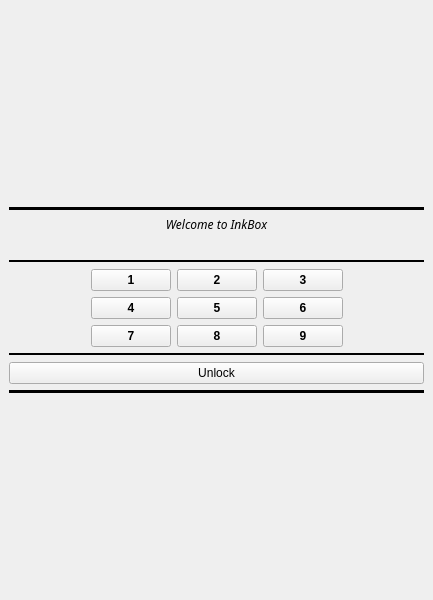
Old version of the form lockscreen.ui in the repository Kobo-InkBox/lockscreen.
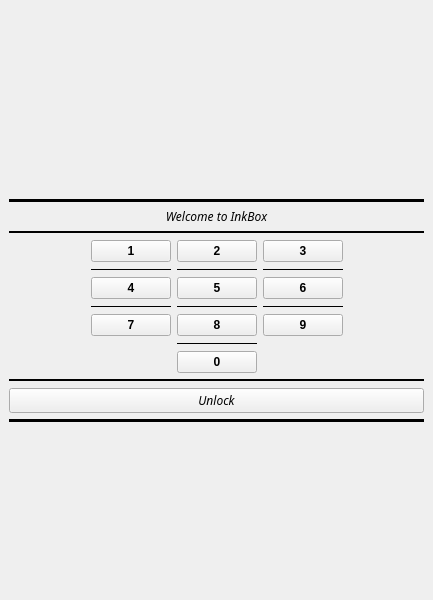
New version of the form.

Diff of the .ui file:
```diff
--- a/lockscreen.ui
+++ b/lockscreen.ui
@@ -17,7 +17,61 @@
    <layout class="QVBoxLayout" name="verticalLayout">
     <item>
      <layout class="QGridLayout" name="gridLayout">
+      <item row="8" column="1">
+       <widget class="QPushButton" name="unlockBtn">
+        <property name="font">
+         <font>
+          <family>Chivo</family>
+          <weight>50</weight>
+          <italic>true</italic>
+          <bold>false</bold>
+         </font>
+        </property>
+        <property name="text">
+         <string>Unlock</string>
+        </property>
+       </widget>
+      </item>
       <item row="9" column="1">
+       <widget class="Line" name="line_4">
+        <property name="frameShadow">
+         <enum>QFrame::Plain</enum>
+        </property>
+        <property name="lineWidth">
+         <number>4</number>
+        </property>
+        <property name="orientation">
+         <enum>Qt::Horizontal</enum>
+        </property>
+       </widget>
+      </item>
+      <item row="7" column="1">
+       <widget class="Line" name="line_2">
+        <property name="frameShadow">
+         <enum>QFrame::Plain</enum>
+        </property>
+        <property name="lineWidth">
+         <number>2</number>
+        </property>
+        <property name="orientation">
+         <enum>Qt::Horizontal</enum>
+        </property>
+       </widget>
+      </item>
+      <item row="0" column="1">
+       <spacer name="verticalSpacer">
+        <property name="orientation">
+         <enum>Qt::Vertical</enum>
+        </property>
+        <property name="sizeHint" stdset="0">
+         <size>
+          <width>20</width>
+          <height>40</height>
+         </size>
+        </property>
+       </spacer>
+      </item>
+      <item row="10" column="1">
        <spacer name="verticalSpacer_2">
         <property name="orientation">
          <enum>Qt::Vertical</enum>
@@ -30,20 +84,7 @@
         </property>
        </spacer>
       </item>
-      <item row="4" column="1">
-       <widget class="Line" name="line">
-        <property name="frameShadow">
-         <enum>QFrame::Plain</enum>
-        </property>
-        <property name="lineWidth">
-         <number>2</number>
-        </property>
-        <property name="orientation">
-         <enum>Qt::Horizontal</enum>
-        </property>
-       </widget>
-      </item>
-      <item row="2" column="1">
+      <item row="3" column="1">
        <widget class="QLabel" name="welcomeLabel">
         <property name="font">
          <font>
@@ -61,24 +102,33 @@
         </property>
        </widget>
       </item>
-      <item row="3" column="1">
-       <widget class="QLabel" name="timeLabel">
-        <property name="font">
-         <font>
-          <family>Inter</family>
-          <weight>75</weight>
-          <bold>true</bold>
-         </font>
-        </property>
-        <property name="text">
-         <string/>
-        </property>
-        <property name="alignment">
-         <set>Qt::AlignCenter</set>
-        </property>
-       </widget>
-      </item>
       <item row="5" column="1">
+       <widget class="Line" name="line">
+        <property name="frameShadow">
+         <enum>QFrame::Plain</enum>
+        </property>
+        <property name="lineWidth">
+         <number>2</number>
+        </property>
+        <property name="orientation">
+         <enum>Qt::Horizontal</enum>
+        </property>
+       </widget>
+      </item>
+      <item row="2" column="1">
+       <widget class="Line" name="line_3">
+        <property name="frameShadow">
+         <enum>QFrame::Plain</enum>
+        </property>
+        <property name="lineWidth">
+         <number>4</number>
+        </property>
+        <property name="orientation">
+         <enum>Qt::Horizontal</enum>
+        </property>
+       </widget>
+      </item>
+      <item row="6" column="1">
        <layout class="QGridLayout" name="gridLayout_3">
         <property name="bottomMargin">
          <number>0</number>
@@ -127,8 +177,8 @@
             </property>
            </widget>
           </item>
-          <item row="2" column="0">
-           <widget class="QPushButton" name="b7">
+          <item row="6" column="1">
+           <widget class="QPushButton" name="b0">
             <property name="font">
              <font>
               <weight>75</weight>
@@ -136,11 +186,11 @@
              </font>
             </property>
             <property name="text">
-             <string>7</string>
+             <string>0</string>
             </property>
            </widget>
           </item>
-          <item row="2" column="2">
+          <item row="4" column="2">
            <widget class="QPushButton" name="b9">
             <property name="font">
              <font>
@@ -166,19 +216,6 @@
             </property>
            </widget>
           </item>
-          <item row="1" column="1">
-           <widget class="QPushButton" name="b5">
-            <property name="font">
-             <font>
-              <weight>75</weight>
-              <bold>true</bold>
-             </font>
-            </property>
-            <property name="text">
-             <string>5</string>
-            </property>
-           </widget>
-          </item>
           <item row="0" column="2">
            <widget class="QPushButton" name="b3">
             <property name="font">
@@ -192,7 +229,20 @@
             </property>
            </widget>
           </item>
-          <item row="1" column="2">
+          <item row="4" column="0">
+           <widget class="QPushButton" name="b7">
+            <property name="font">
+             <font>
+              <weight>75</weight>
+              <bold>true</bold>
+             </font>
+            </property>
+            <property name="text">
+             <string>7</string>
+            </property>
+           </widget>
+          </item>
+          <item row="2" column="2">
            <widget class="QPushButton" name="b6">
             <property name="font">
              <font>
@@ -205,20 +255,17 @@
             </property>
            </widget>
           </item>
-          <item row="2" column="1">
-           <widget class="QPushButton" name="b8">
-            <property name="font">
-             <font>
-              <weight>75</weight>
-              <bold>true</bold>
-             </font>
-            </property>
-            <property name="text">
-             <string>8</string>
-            </property>
-           </widget>
-          </item>
           <item row="1" column="0">
+           <widget class="Line" name="line_5">
+            <property name="frameShadow">
+             <enum>QFrame::Plain</enum>
+            </property>
+            <property name="orientation">
+             <enum>Qt::Horizontal</enum>
+            </property>
+           </widget>
+          </item>
+          <item row="2" column="0">
            <widget class="QPushButton" name="b4">
             <property name="font">
              <font>
@@ -231,66 +278,110 @@
             </property>
            </widget>
           </item>
+          <item row="3" column="0">
+           <widget class="Line" name="line_6">
+            <property name="frameShadow">
+             <enum>QFrame::Plain</enum>
+            </property>
+            <property name="orientation">
+             <enum>Qt::Horizontal</enum>
+            </property>
+           </widget>
+          </item>
+          <item row="1" column="2">
+           <widget class="Line" name="line_9">
+            <property name="frameShadow">
+             <enum>QFrame::Plain</enum>
+            </property>
+            <property name="orientation">
+             <enum>Qt::Horizontal</enum>
+            </property>
+           </widget>
+          </item>
+          <item row="4" column="1">
+           <widget class="QPushButton" name="b8">
+            <property name="font">
+             <font>
+              <weight>75</weight>
+              <bold>true</bold>
+             </font>
+            </property>
+            <property name="text">
+             <string>8</string>
+            </property>
+           </widget>
+          </item>
+          <item row="3" column="2">
+           <widget class="Line" name="line_10">
+            <property name="frameShadow">
+             <enum>QFrame::Plain</enum>
+            </property>
+            <property name="orientation">
+             <enum>Qt::Horizontal</enum>
+            </property>
+           </widget>
+          </item>
+          <item row="2" column="1">
+           <widget class="QPushButton" name="b5">
+            <property name="font">
+             <font>
+              <weight>75</weight>
+              <bold>true</bold>
+             </font>
+            </property>
+            <property name="text">
+             <string>5</string>
+            </property>
+           </widget>
+          </item>
+          <item row="3" column="1">
+           <widget class="Line" name="line_8">
+            <property name="frameShadow">
+             <enum>QFrame::Plain</enum>
+            </property>
+            <property name="orientation">
+             <enum>Qt::Horizontal</enum>
+            </property>
+           </widget>
+          </item>
+          <item row="1" column="1">
+           <widget class="Line" name="line_7">
+            <property name="frameShadow">
+             <enum>QFrame::Plain</enum>
+            </property>
+            <property name="orientation">
+             <enum>Qt::Horizontal</enum>
+            </property>
+           </widget>
+          </item>
+          <item row="5" column="1">
+           <widget class="Line" name="line_11">
+            <property name="frameShadow">
+             <enum>QFrame::Plain</enum>
+            </property>
+            <property name="orientation">
+             <enum>Qt::Horizontal</enum>
+            </property>
+           </widget>
+          </item>
          </layout>
         </item>
        </layout>
       </item>
       <item row="1" column="1">
-       <widget class="Line" name="line_3">
-        <property name="frameShadow">
-         <enum>QFrame::Plain</enum>
+       <widget class="QLabel" name="timeLabel">
+        <property name="font">
+         <font>
+          <family>Inter</family>
+          <weight>75</weight>
+          <bold>true</bold>
+         </font>
         </property>
-        <property name="lineWidth">
-         <number>4</number>
-        </property>
-        <property name="orientation">
-         <enum>Qt::Horizontal</enum>
-        </property>
-       </widget>
-      </item>
-      <item row="7" column="1">
-       <widget class="QPushButton" name="unlockBtn">
         <property name="text">
-         <string>Unlock</string>
+         <string/>
         </property>
-       </widget>
-      </item>
-      <item row="6" column="1">
-       <widget class="Line" name="line_2">
-        <property name="frameShadow">
-         <enum>QFrame::Plain</enum>
-        </property>
-        <property name="lineWidth">
-         <number>2</number>
-        </property>
-        <property name="orientation">
-         <enum>Qt::Horizontal</enum>
-        </property>
-       </widget>
-      </item>
-      <item row="0" column="1">
-       <spacer name="verticalSpacer">
-        <property name="orientation">
-         <enum>Qt::Vertical</enum>
-        </property>
-        <property name="sizeHint" stdset="0">
-         <size>
-          <width>20</width>
-          <height>40</height>
-         </size>
-        </property>
-       </spacer>
-      </item>
-      <item row="8" column="1">
-       <widget class="Line" name="line_4">
-        <property name="frameShadow">
-         <enum>QFrame::Plain</enum>
-        </property>
-        <property name="lineWidth">
-         <number>4</number>
-        </property>
-        <property name="orientation">
-         <enum>Qt::Horizontal</enum>
+        <property name="alignment">
+         <set>Qt::AlignCenter</set>
         </property>
        </widget>
       </item>
```
Left out of the diff: 26 changed lines with no effect on the pictures.
